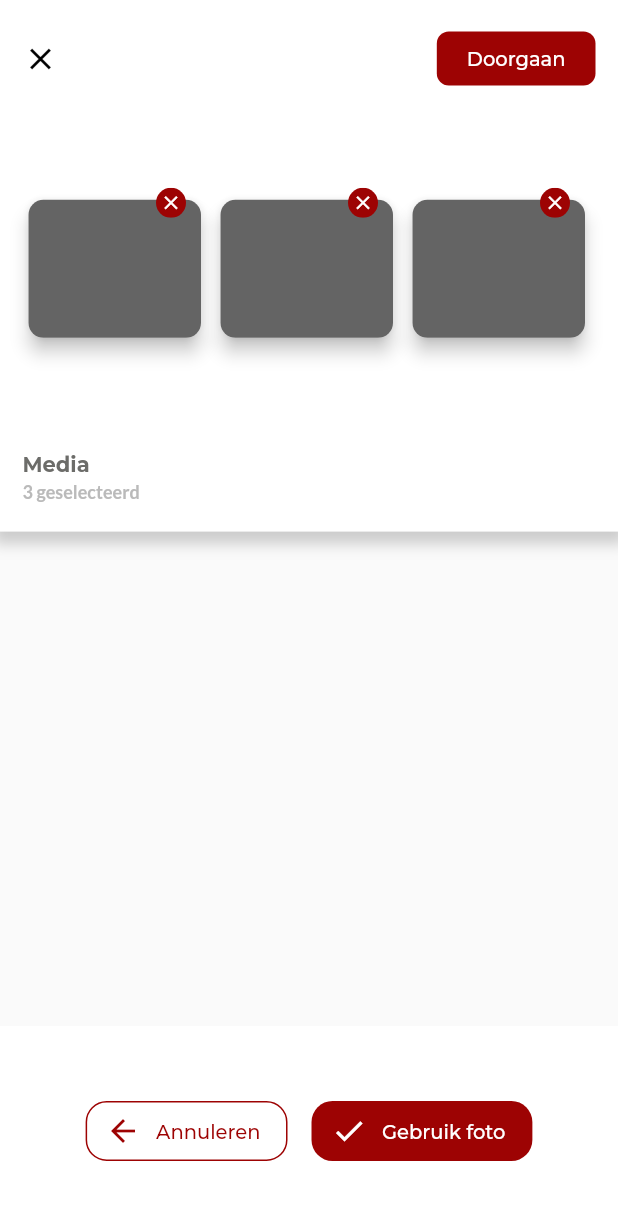
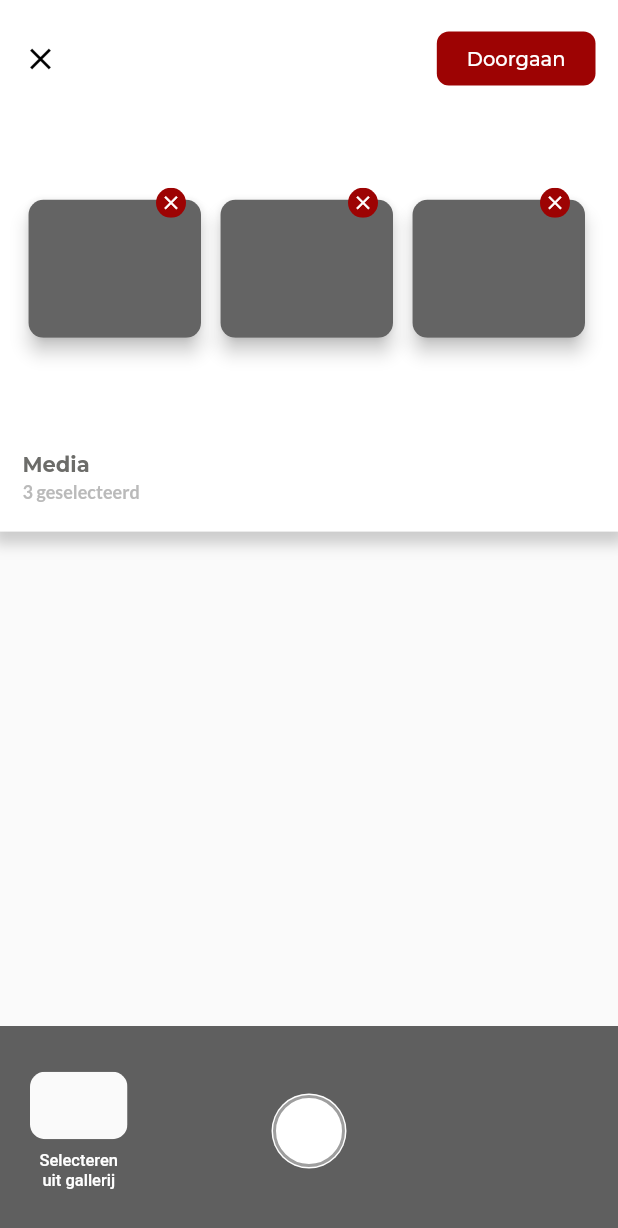
Before and after one commit to LennardDeurman/foodage-flutter, a Flutter app: the screen it shows after launch, on a phone screen of 412 x 824 dp. Shown: the top 1228 px of the screen. Run offline on Flutter 3.47's test engine with Material 2 defaults, Android fonts, the phone set to English and light mode, and no system bars; our stand-ins replace google_fonts.

Commit message:
Change font for select from gallery label

```diff
--- a/lib/ui/camera/bar/camera_capture_bar.dart
+++ b/lib/ui/camera/bar/camera_capture_bar.dart
@@ -87,7 +87,10 @@ class _SelectFromGalleryButton extends StatelessWidget {
           Container(
             child: Text(
               "Selecteren uit gallerij",
-              style: Theme.of(context).textTheme.caption,
+              style: Theme.of(context).textTheme.bodyText1.copyWith(
+                color: Colors.white,
+                fontSize: 11
+              ),
               textAlign: TextAlign.center,
             ),
             margin: EdgeInsets.only(
--- a/lib/ui/camera/camera_screen.dart
+++ b/lib/ui/camera/camera_screen.dart
@@ -1,5 +1,6 @@
 import 'package:flutter/cupertino.dart';
 import 'package:flutter/material.dart';
+import 'package:foodage/ui/camera/bar/camera_capture_bar.dart';
 import 'package:foodage/ui/camera/bar/camera_preview_bar.dart';
 import 'package:foodage/ui/camera/photo_container.dart';
 import 'package:foodage/ui/widgets/fdg_button.dart';
@@ -154,8 +155,7 @@ class FoodCameraState extends State<FoodCamera> {
                 ],
               ),
             ),
-            CameraPreviewBar()
-            //CameraCaptureBar()
+            CameraCaptureBar()
           ],
         ),
       ),
```
